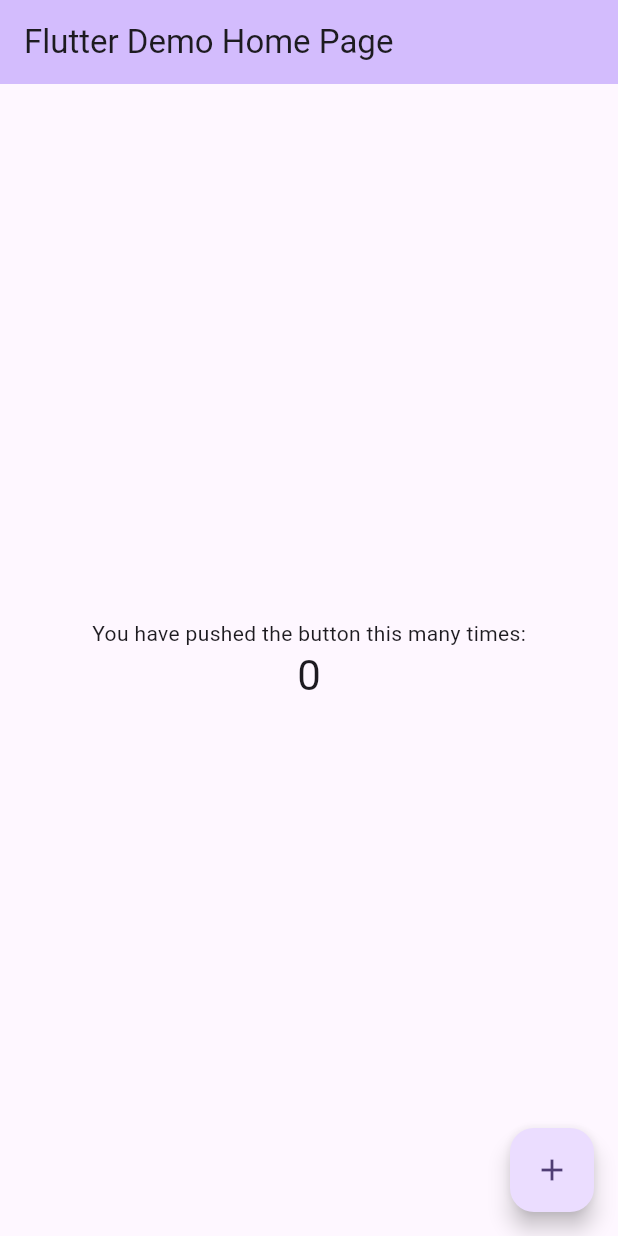
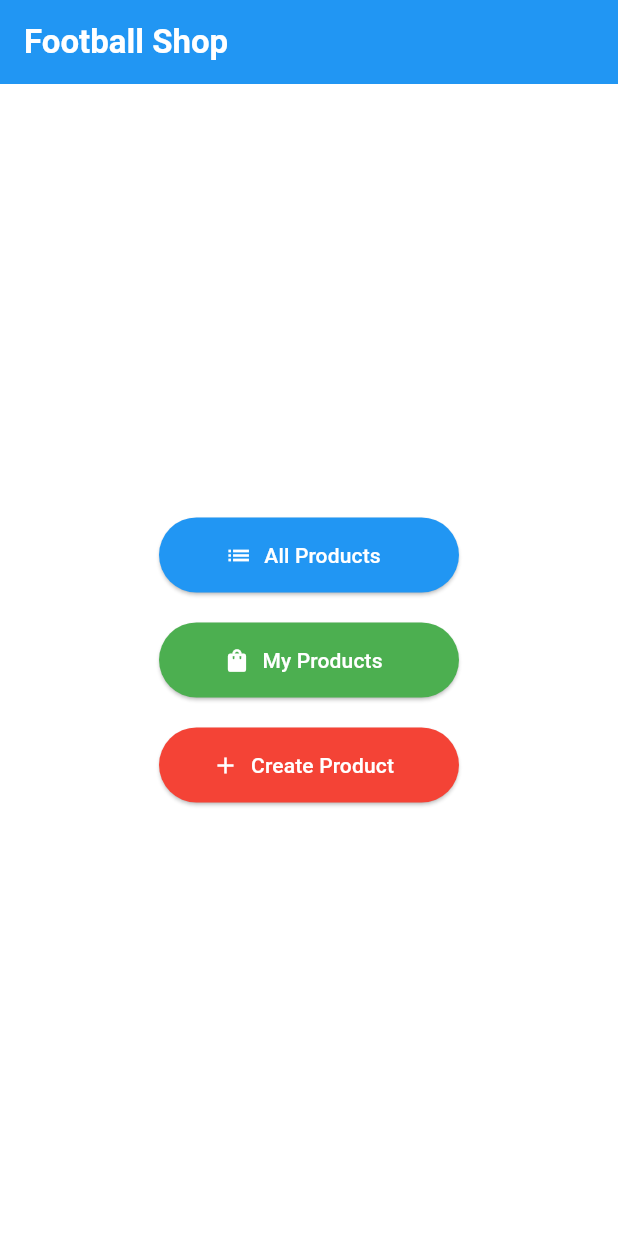
Before and after one commit to FannyDemarin/football-shop-mobile, a Flutter app: the screen it shows after launch, on a phone screen of 412 x 824 dp. Run offline on Flutter 3.47's test engine with Material 3 defaults, Android fonts, the phone set to English and light mode, and no system bars.

Commit message:
Assignement 7 completed

```diff
--- a/lib/main.dart
+++ b/lib/main.dart
@@ -1,4 +1,5 @@
 import 'package:flutter/material.dart';
+import 'package:football_shop/menu.dart';
 
 void main() {
   runApp(const MyApp());
@@ -28,95 +29,10 @@ class MyApp extends StatelessWidget {
         //
         // This works for code too, not just values: Most code changes can be
         // tested with just a hot reload.
-        colorScheme: ColorScheme.fromSeed(seedColor: Colors.deepPurple),
+        colorScheme: ColorScheme.fromSwatch(primarySwatch: Colors.blue)
+ .copyWith(secondary: Colors.blueAccent[400]),
       ),
-      home: const MyHomePage(title: 'Flutter Demo Home Page'),
+      home: MyHomePage(),
     );
   }
 }
-
-class MyHomePage extends StatefulWidget {
-  const MyHomePage({super.key, required this.title});
-
-  // This widget is the home page of your application. It is stateful, meaning
-  // that it has a State object (defined below) that contains fields that affect
-  // how it looks.
-
-  // This class is the configuration for the state. It holds the values (in this
-  // case the title) provided by the parent (in this case the App widget) and
-  // used by the build method of the State. Fields in a Widget subclass are
-  // always marked "final".
-
-  final String title;
-
-  @override
-  State<MyHomePage> createState() => _MyHomePageState();
-}
-
-class _MyHomePageState extends State<MyHomePage> {
-  int _counter = 0;
-
-  void _incrementCounter() {
-    setState(() {
-      // This call to setState tells the Flutter framework that something has
-      // changed in this State, which causes it to rerun the build method below
-      // so that the display can reflect the updated values. If we changed
-      // _counter without calling setState(), then the build method would not be
-      // called again, and so nothing would appear to happen.
-      _counter++;
-    });
-  }
-
-  @override
-  Widget build(BuildContext context) {
-    // This method is rerun every time setState is called, for instance as done
-    // by the _incrementCounter method above.
-    //
-    // The Flutter framework has been optimized to make rerunning build methods
-    // fast, so that you can just rebuild anything that needs updating rather
-    // than having to individually change instances of widgets.
-    return Scaffold(
-      appBar: AppBar(
-        // TRY THIS: Try changing the color here to a specific color (to
-        // Colors.amber, perhaps?) and trigger a hot reload to see the AppBar
-        // change color while the other colors stay the same.
-        backgroundColor: Theme.of(context).colorScheme.inversePrimary,
-        // Here we take the value from the MyHomePage object that was created by
-        // the App.build method, and use it to set our appbar title.
-        title: Text(widget.title),
-      ),
-      body: Center(
-        // Center is a layout widget. It takes a single child and positions it
-        // in the middle of the parent.
-        child: Column(
-          // Column is also a layout widget. It takes a list of children and
-          // arranges them vertically. By default, it sizes itself to fit its
-          // children horizontally, and tries to be as tall as its parent.
-          //
-          // Column has various properties to control how it sizes itself and
-          // how it positions its children. Here we use mainAxisAlignment to
-          // center the children vertically; the main axis here is the vertical
-          // axis because Columns are vertical (the cross axis would be
-          // horizontal).
-          //
-          // TRY THIS: Invoke "debug painting" (choose the "Toggle Debug Paint"
-          // action in the IDE, or press "p" in the console), to see the
-          // wireframe for each widget.
-          mainAxisAlignment: MainAxisAlignment.center,
-          children: <Widget>[
-            const Text('You have pushed the button this many times:'),
-            Text(
-              '$_counter',
-              style: Theme.of(context).textTheme.headlineMedium,
-            ),
-          ],
-        ),
-      ),
-      floatingActionButton: FloatingActionButton(
-        onPressed: _incrementCounter,
-        tooltip: 'Increment',
-        child: const Icon(Icons.add),
-      ), // This trailing comma makes auto-formatting nicer for build methods.
-    );
-  }
-}
--- /dev/null
+++ b/lib/menu.dart
@@ -0,0 +1,69 @@
+import 'package:flutter/material.dart';
+
+class MyHomePage extends StatelessWidget {
+  const MyHomePage({super.key});
+
+  void _showSnackBar(BuildContext context, String message) {
+    ScaffoldMessenger.of(context)
+      ..hideCurrentSnackBar()
+      ..showSnackBar(SnackBar(content: Text(message)));
+  }
+
+  @override
+  Widget build(BuildContext context) {
+    return Scaffold(
+      appBar: AppBar(
+        backgroundColor: Theme.of(context).colorScheme.primary,
+        title: const Text(
+          'Football Shop',
+          style: TextStyle(
+            color: Colors.white,
+            fontWeight: FontWeight.bold,
+          ),
+        ),
+      ),
+      body: Center(
+        child: Column(
+          mainAxisAlignment: MainAxisAlignment.center,
+          children: [
+            ElevatedButton.icon(
+              onPressed: () =>
+                  _showSnackBar(context, "You have pressed the All Products button"),
+              icon: const Icon(Icons.list),
+              label: const Text("All Products"),
+              style: ElevatedButton.styleFrom(
+                backgroundColor: Colors.blue,
+                foregroundColor: Colors.white,
+                minimumSize: const Size(200, 50),
+              ),
+            ),
+            const SizedBox(height: 20),
+            ElevatedButton.icon(
+              onPressed: () =>
+                  _showSnackBar(context, "You have pressed the My Products button"),
+              icon: const Icon(Icons.shopping_bag),
+              label: const Text("My Products"),
+              style: ElevatedButton.styleFrom(
+                backgroundColor: Colors.green,
+                foregroundColor: Colors.white,
+                minimumSize: const Size(200, 50),
+              ),
+            ),
+            const SizedBox(height: 20),
+            ElevatedButton.icon(
+              onPressed: () =>
+                  _showSnackBar(context, "You have pressed the Create Product button"),
+              icon: const Icon(Icons.add),
+              label: const Text("Create Product"),
+              style: ElevatedButton.styleFrom(
+                backgroundColor: Colors.red,
+                foregroundColor: Colors.white,
+                minimumSize: const Size(200, 50),
+              ),
+            ),
+          ],
+        ),
+      ),
+    );
+  }
+}
```
Also changed, not shown: 1 other file.
